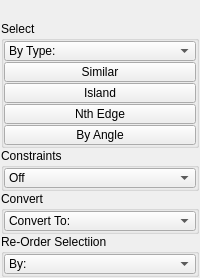
m3trik/tentacle, file tentacle/ui/selection.ui: the form before one commit.
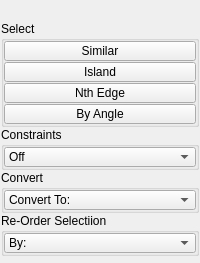
The form after the commit. Custom widgets are drawn as their Qt base class.

Diff of the .ui file:
```diff
--- a/tentacle/ui/selection.ui
+++ b/tentacle/ui/selection.ui
@@ -90,39 +90,6 @@
          <property name="bottomMargin">
           <number>0</number>
          </property>
-         <item>
-          <widget class="ComboBox" name="cmb002">
-           <property name="minimumSize">
-            <size>
-             <width>0</width>
-             <height>20</height>
-            </size>
-           </property>
-           <property name="maximumSize">
-            <size>
-             <width>16777215</width>
-             <height>20</height>
-            </size>
-           </property>
-           <property name="toolTip">
-            <string>&lt;html&gt;&lt;head/&gt;&lt;body&gt;&lt;p&gt;Select objects in the scene based on their type.&amp;lt;br&amp;gt;&amp;lt;br&amp;gt;&lt;/p&gt;&lt;p&gt;&amp;lt;b&amp;gt;Options:&amp;lt;/b&amp;gt;&amp;lt;br&amp;gt;&lt;/p&gt;&lt;p&gt;&amp;lt;b&amp;gt;Replace:&amp;lt;/b&amp;gt; Replace the current selection with the new selection.&amp;lt;br&amp;gt;&lt;/p&gt;&lt;p&gt;&amp;lt;b&amp;gt;Add:&amp;lt;/b&amp;gt; Add the new selection to the current selection.&amp;lt;br&amp;gt;&lt;/p&gt;&lt;p&gt;&amp;lt;b&amp;gt;Remove:&amp;lt;/b&amp;gt; Remove the new selection from the current selection.&amp;lt;br&amp;gt;&amp;lt;br&amp;gt;&lt;/p&gt;&lt;p&gt;When the &amp;quot;Replace&amp;quot; option is selected, the script uses the currently selected objects, or if none are selected, it lists all objects in the scene.&amp;lt;br&amp;gt;&lt;/p&gt;&lt;p&gt;When the &amp;quot;Add&amp;quot; or &amp;quot;Remove&amp;quot; option is selected, the script lists all objects in the scene, ignoring the current selection.&lt;/p&gt;&lt;p&gt;&lt;br/&gt;&lt;/p&gt;&lt;/body&gt;&lt;/html&gt;</string>
-           </property>
-           <property name="editable">
-            <bool>false</bool>
-           </property>
-           <property name="maxVisibleItems">
-            <number>30</number>
-           </property>
-           <property name="sizeAdjustPolicy">
-            <enum>QComboBox::AdjustToContents</enum>
-           </property>
-           <item>
-            <property name="text">
-             <string>By Type:</string>
-            </property>
-           </item>
-          </widget>
-         </item>
          <item>
           <widget class="PushButton" name="tb001">
            <property name="enabled">
```
Left out of the diff: 1 changed line with no effect on the pictures.
